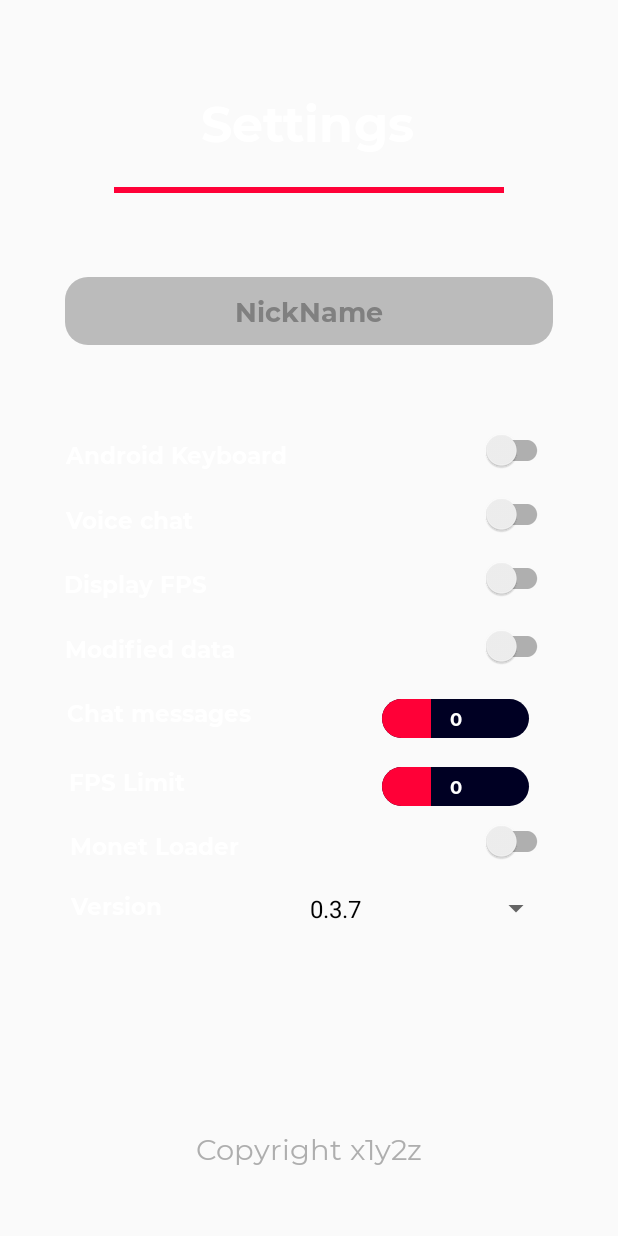
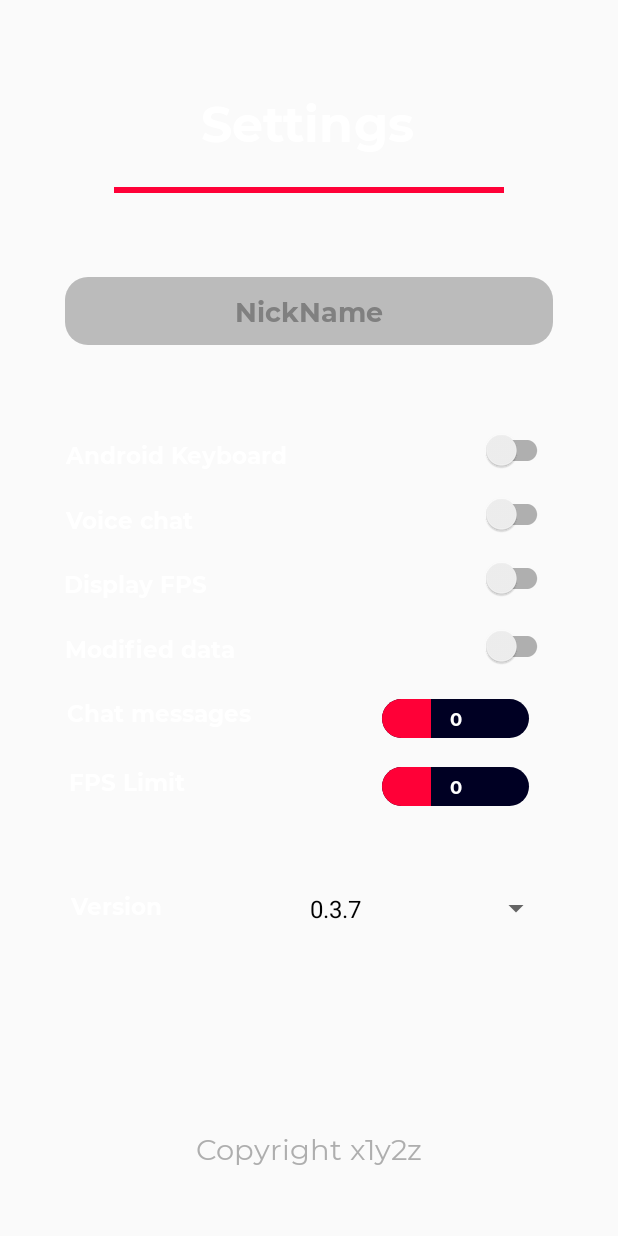
Before and after one commit to JohnPeriaX/KotlinJava-DSL-SampMobile-2.10, an Android app: the fragment SettingsFragment shown on its own in the app's theme, on a phone screen of 412 x 824 dp. Run offline under Robolectric (Android 15) with nearby library versions, the phone set to English and light mode, and no system bars; our stand-ins replace sdp/ssp sizes; libraries missing offline, so code that uses them is left out: com.joom.paranoid, org.ini4j; 4 statements that could not run were skipped.

Commit message:
refactor(hooks): replace armhook with shadowhook and clean up code
- Replace armhook implementation with shadowhook for better maintainability
- Remove unused monet loader functionality and related UI elements
- Clean up and optimize game patches and hooks
- Update FPS limit handling and voice chat settings
- Remove deprecated functions and unused code

```diff
--- a/app/src/main/cpp/samp/CMakeLists.txt
+++ b/app/src/main/cpp/samp/CMakeLists.txt
@@ -29,7 +29,7 @@ file(GLOB_RECURSE SOURCES
 include_directories(
         ${CMAKE_CURRENT_LIST_DIR}
         ${CMAKE_CURRENT_LIST_DIR}/util/
-        ${CMAKE_CURRENT_LIST_DIR}/vendor/armhook
+        ${CMAKE_CURRENT_LIST_DIR}/vendor/shadowhook
         ${CMAKE_CURRENT_LIST_DIR}/vendor/imgui
         ${CMAKE_CURRENT_LIST_DIR}/vendor/
         ${CMAKE_CURRENT_LIST_DIR}/game/RW/
--- a/app/src/main/java/com/rstarx/hexrays/launcher/SplashActivity.java
+++ b/app/src/main/java/com/rstarx/hexrays/launcher/SplashActivity.java
@@ -284,11 +284,9 @@ public class SplashActivity extends AppCompatActivity {
         if (prefs.getBoolean("firstrun", true)) {
             new SharedPreferenceCore().setInt(getApplicationContext(), "FPS_LIMIT", 60);
             new SharedPreferenceCore().setInt(getApplicationContext(), "MESSAGE_COUNT", 6);
-            new SharedPreferenceCore().setBoolean(getApplicationContext(), "AIM", false);
+            new SharedPreferenceCore().setBoolean(getApplicationContext(), "VOICE_CHAT", false);
             new SharedPreferenceCore().setBoolean(getApplicationContext(), "MODIFIED_DATA", false);
-            new SharedPreferenceCore().setBoolean(getApplicationContext(), "AML", false);
-            new SharedPreferenceCore().setBoolean(getApplicationContext(), "CLEO", false);
-            new SharedPreferenceCore().setBoolean(getApplicationContext(), "MLOADER", false);
+
             new SharedPreferenceCore().setInt(getApplicationContext(), "VERSION", 0);
             prefs.edit().putBoolean("firstrun", false).commit();
         }
--- a/app/src/main/java/com/rstarx/hexrays/launcher/fragments/SettingsFragment.java
+++ b/app/src/main/java/com/rstarx/hexrays/launcher/fragments/SettingsFragment.java
@@ -47,7 +47,6 @@ public class SettingsFragment extends Fragment {
     SwitchCompat mVoiceSwitch;
     SwitchCompat mModifySwitch;
     SwitchCompat mFPSSwitch;
-    SwitchCompat mMonetSwitch;
     SeekBar mMessagesSeekBar;
     TextView mMessagesText;
     SeekBar mFPSSeekBar;
@@ -69,7 +68,6 @@ public class SettingsFragment extends Fragment {
         autoCompleteTextView = view.findViewById(R.id.spinner);
         mKeyboardSwitch = view.findViewById(R.id.keyboard_switch);
         mFPSSwitch = view.findViewById(R.id.fps_switch);
-        mMonetSwitch = view.findViewById(R.id.monet_switch);
         mVoiceSwitch = view.findViewById(R.id.voice_switch);
         mModifySwitch = view.findViewById(R.id.modify_switch);
         mMessagesSeekBar = view.findViewById(R.id.messages_seekbar);
@@ -168,10 +166,10 @@ public class SettingsFragment extends Fragment {
         mVoiceSwitch.setOnCheckedChangeListener(new CompoundButton.OnCheckedChangeListener() {
             @Override
             public void onCheckedChanged(CompoundButton compoundButton, boolean b) {
-                new SharedPreferenceCore().setBoolean(requireContext().getApplicationContext(), "AIM", b);
+                new SharedPreferenceCore().setBoolean(requireContext().getApplicationContext(), "VOICE_CHAT", b);
                 try {
                     if(mWini != null) {
-                        mWini.put("gui", "autoaim", b);
+                        mWini.put("gui", "VoiceChatEnable", b);
                         mWini.store();
                     }
                 } catch (IOException e) {
@@ -192,13 +190,6 @@ public class SettingsFragment extends Fragment {
                 } catch (IOException e) {
                     e.printStackTrace();
                 }
-            }
-        });
-
-        mMonetSwitch.setOnCheckedChangeListener(new CompoundButton.OnCheckedChangeListener() {
-            @Override
-            public void onCheckedChanged(CompoundButton compoundButton, boolean b) {
-                new SharedPreferenceCore().setBoolean(requireContext().getApplicationContext(), "MLOADER", b);
             }
         });
 
@@ -303,10 +294,9 @@ public class SettingsFragment extends Fragment {
         super.onResume();
 
         mKeyboardSwitch.setChecked(new SharedPreferenceCore().getBoolean(requireContext().getApplicationContext(), "ANDROID_KEYBOARD"));
-        mVoiceSwitch.setChecked(new SharedPreferenceCore().getBoolean(requireContext().getApplicationContext(), "AIM"));
+        mVoiceSwitch.setChecked(new SharedPreferenceCore().getBoolean(requireContext().getApplicationContext(), "VOICE_CHAT"));
         mFPSSwitch.setChecked(new SharedPreferenceCore().getBoolean(requireContext().getApplicationContext(), "FPS_DISPLAY"));
         mModifySwitch.setChecked(new SharedPreferenceCore().getBoolean(requireContext().getApplicationContext(), "MODIFIED_DATA"));
-        mMonetSwitch.setChecked(new SharedPreferenceCore().getBoolean(requireContext().getApplicationContext(), "MLOADER"));
         autoCompleteTextView.setSelection(new SharedPreferenceCore().getInt(requireContext().getApplicationContext(), "VERSION"));
 
         int fps = new SharedPreferenceCore().getInt(getContext(), "FPS_LIMIT");
--- a/app/src/main/res/layout/fragment_settings.xml
+++ b/app/src/main/res/layout/fragment_settings.xml
@@ -271,34 +271,7 @@
         app:layout_constraintStart_toStartOf="@+id/fps_seekbar"
         app:layout_constraintTop_toTopOf="@+id/fps_seekbar" />
 
-    <androidx.appcompat.widget.SwitchCompat
-        android:id="@+id/monet_switch"
-        android:layout_width="@dimen/_50sdp"
-        android:layout_height="wrap_content"
-        android:checked="false"
-        android:textOn=""
-        android:textOff=""
-        app:layout_constraintBottom_toBottomOf="parent"
-        app:layout_constraintEnd_toEndOf="parent"
-        app:layout_constraintHorizontal_bias="0.875"
-        app:layout_constraintStart_toStartOf="parent"
-        app:layout_constraintTop_toBottomOf="@+id/settings_nickname"
-        app:layout_constraintVertical_bias="0.56" />
 
-    <TextView
-        android:id="@+id/textView1868"
-        android:layout_width="wrap_content"
-        android:layout_height="wrap_content"
-        android:fontFamily="@font/montserrat_bold"
-        android:text="Monet Loader"
-        android:textColor="@color/white"
-        android:textSize="@dimen/_12sdp"
-        app:layout_constraintBottom_toBottomOf="parent"
-        app:layout_constraintEnd_toEndOf="parent"
-        app:layout_constraintHorizontal_bias="0.155"
-        app:layout_constraintStart_toStartOf="parent"
-        app:layout_constraintTop_toBottomOf="@+id/settings_nickname"
-        app:layout_constraintVertical_bias="0.565" />
 
     <TextView
         android:layout_width="wrap_content"
--- a/gradle/libs.versions.toml
+++ b/gradle/libs.versions.toml
@@ -24,7 +24,7 @@ ini4j = "0.5.4"
 glide = "4.13.0"
 lifecycle_process = "2.9.4"
 paranoid = "0.3.14"
-shadowhook = "1.0.9"
+shadowhook = "1.0.10"
 
 [libraries]
 appcompat = { module = "androidx.appcompat:appcompat", version.ref = "appcompat" }
```
Also changed, not shown: app/src/main/java/com/rstarx/hexrays/game/GTASA.java (+1 -7 lines), app/src/main/java/com/rstarx/hexrays/launcher/adapters/FavouriteServerInformationFragment.java (+1 -29 lines), app/src/main/java/com/rstarx/hexrays/launcher/adapters/ServerInformationFragment.java (+1 -31 lines), 10 other files.
